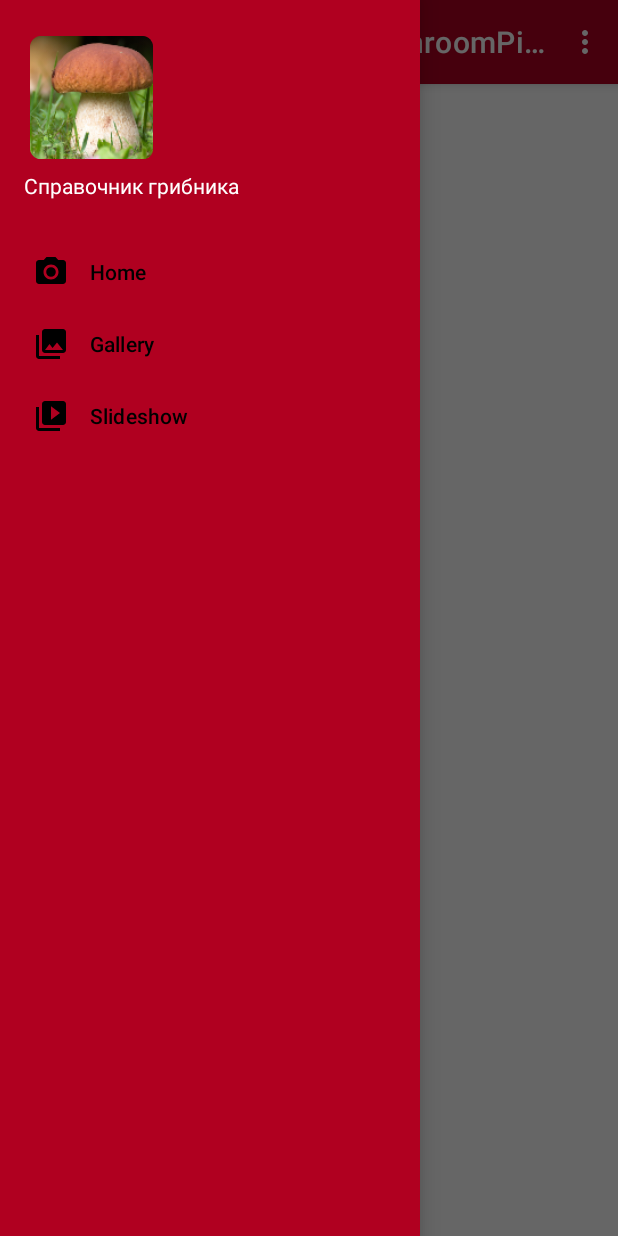
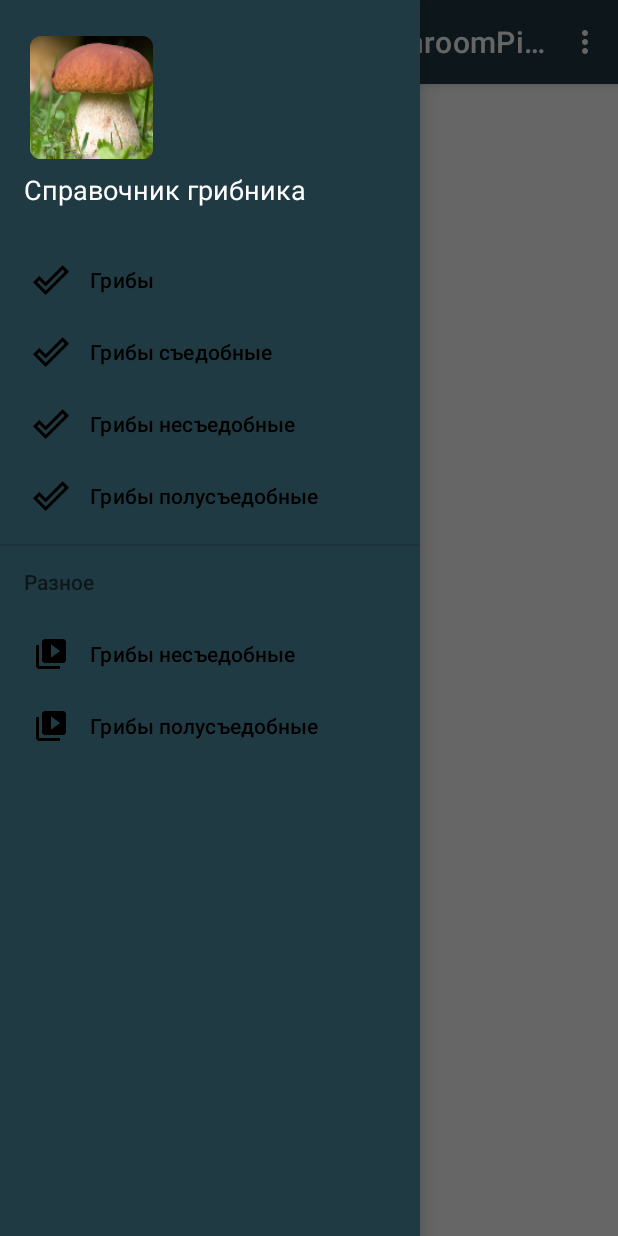
Before and after one commit to MikhailEA/HandbookForTheMushroomPicker, an Android app: the screen it shows after launch (MainActivity), with the side drawer open, on a phone screen of 412 x 824 dp. Run offline under Robolectric (Android 15) with nearby library versions, the phone set to English and light mode, and no system bars.

Commit message:
Изменение фона, добавление картинок в меню

```diff
--- /dev/null
+++ b/app/src/main/res/drawable/ic_mushroom_clip_art.xml
@@ -0,0 +1,5 @@
+<vector android:height="24dp" android:tint="#5F4C4C"
+    android:viewportHeight="24" android:viewportWidth="24"
+    android:width="24dp" xmlns:android="http://schemas.android.com/apk/res/android">
+    <path android:fillColor="@android:color/white" android:pathData="M19.77,5.03l1.4,1.4L8.43,19.17l-5.6,-5.6 1.4,-1.4 4.2,4.2L19.77,5.03m0,-2.83L8.43,13.54l-4.2,-4.2L0,13.57 8.43,22 24,6.43 19.77,2.2z"/>
+</vector>
--- a/app/src/main/res/layout/activity_main.xml
+++ b/app/src/main/res/layout/activity_main.xml
@@ -20,7 +20,7 @@
         android:layout_height="match_parent"
         android:layout_gravity="start"
         android:fitsSystemWindows="true"
-        android:background="?attr/colorError"
+        android:background="@color/backgroundColor"
         app:headerLayout="@layout/nav_header_main"
         app:menu="@menu/activity_main_drawer" />
 </androidx.drawerlayout.widget.DrawerLayout>
--- a/app/src/main/res/layout/app_bar_main.xml
+++ b/app/src/main/res/layout/app_bar_main.xml
@@ -15,7 +15,7 @@
             android:id="@+id/toolbar"
             android:layout_width="match_parent"
             android:layout_height="?attr/actionBarSize"
-            android:background="?attr/colorError"
+            android:background="@color/backgroundColor"
             app:popupTheme="@style/Theme.HandbookForTheMushroomPicker.PopupOverlay" />
 
     </com.google.android.material.appbar.AppBarLayout>
--- a/app/src/main/res/layout/nav_header_main.xml
+++ b/app/src/main/res/layout/nav_header_main.xml
@@ -3,7 +3,7 @@
     xmlns:app="http://schemas.android.com/apk/res-auto"
     android:layout_width="match_parent"
     android:layout_height="wrap_content"
-    android:background="?attr/colorError"
+    android:background="@color/backgroundColor"
     android:gravity="bottom"
     android:orientation="vertical"
     android:paddingLeft="@dimen/activity_horizontal_margin"
@@ -25,6 +25,7 @@
         android:layout_height="wrap_content"
         android:paddingTop="@dimen/nav_header_vertical_spacing"
         android:text="@string/nav_header_title"
+        android:textSize="18sp"
         android:textColor="@color/design_default_color_background" />
 
 </LinearLayout>
--- a/app/src/main/res/menu/activity_main_drawer.xml
+++ b/app/src/main/res/menu/activity_main_drawer.xml
@@ -6,15 +6,35 @@
     <group android:checkableBehavior="single">
         <item
             android:id="@+id/nav_home"
-            android:icon="@drawable/ic_menu_camera"
-            android:title="@string/menu_home" />
+            android:icon="@drawable/ic_mushroom_clip_art"
+            android:title="@string/menu_home"
+            />
         <item
             android:id="@+id/nav_gallery"
-            android:icon="@drawable/ic_menu_gallery"
+            android:icon="@drawable/ic_mushroom_clip_art"
             android:title="@string/menu_gallery" />
         <item
             android:id="@+id/nav_slideshow"
-            android:icon="@drawable/ic_menu_slideshow"
+            android:icon="@drawable/ic_mushroom_clip_art"
             android:title="@string/menu_slideshow" />
+        <item
+            android:id="@+id/nav_slideshow2"
+            android:icon="@drawable/ic_mushroom_clip_art"
+            android:title="@string/menu_slideshow2" />
+
+        <item android:title="Разное">
+            <menu>
+                <item
+                    android:id="@+id/nav_slideshow3"
+                    android:icon="@drawable/ic_menu_slideshow"
+                    android:title="@string/menu_slideshow" />
+                <item
+                    android:id="@+id/nav_slideshow4"
+                    android:icon="@drawable/ic_menu_slideshow"
+                    android:title="@string/menu_slideshow2" />
+            </menu>
+        </item>
+
+
     </group>
 </menu>
--- a/app/src/main/res/menu/main.xml
+++ b/app/src/main/res/menu/main.xml
@@ -1,9 +1,16 @@
 <?xml version="1.0" encoding="utf-8"?>
 <menu xmlns:android="http://schemas.android.com/apk/res/android"
-    xmlns:app="http://schemas.android.com/apk/res-auto">
+    xmlns:app="http://schemas.android.com/apk/res-auto"
+    app:popupTheme="@style/Theme.HandbookForTheMushroomPicker.PopupOverlay"
+    android:background="?attr/colorError">
+
+
+
+
     <item
         android:id="@+id/action_settings"
         android:orderInCategory="100"
         android:title="@string/action_settings"
-        app:showAsAction="never" />
+        app:showAsAction="never"
+        />
 </menu>
--- a/app/src/main/res/values/colors.xml
+++ b/app/src/main/res/values/colors.xml
@@ -1,13 +1,13 @@
 <?xml version="1.0" encoding="utf-8"?>
 <resources>
-    <color name="purple_200">#FF018786</color>
-    <color name="purple_500">#FF018786</color>
-    <color name="purple_700">#FF018786</color>
-    <color name="teal_200">#FF03DAC5</color>
-    <color name="teal_700">#FF018786</color>
+    <color name="purple_200">#203A43</color>
+    <color name="purple_500">#203A43</color>
+    <color name="purple_700">#203A43</color>
+    <color name="teal_200">#203A43</color>
+    <color name="teal_700">#203A43</color>
     <color name="black">#FF000000</color>
     <color name="white">#FFFFFFFF</color>
-    <color name="signature_text"></color>
-    <color name="hat_background"></color>
+    <color name="textColor">#FF000000</color>
+    <color name="backgroundColor">#203A43</color>
 
 </resources>
--- a/app/src/main/res/values/strings.xml
+++ b/app/src/main/res/values/strings.xml
@@ -7,9 +7,13 @@
     <string name="nav_header_desc">Navigation header</string>
     <string name="action_settings">Settings</string>
 
-    <string name="menu_home">Home</string>
-    <string name="menu_gallery">Gallery</string>
-    <string name="menu_slideshow">Slideshow</string>
+    <string name="menu_home">Грибы</string>
+    <string name="menu_gallery">Грибы съедобные</string>
+    <string name="menu_slideshow">Грибы несъедобные</string>
+    <string name="menu_slideshow2">Грибы полусъедобные</string>
+    <string name="menu_slideshow3">Грибные истории</string>
+    <string name="menu_slideshow4">Видео</string>
+
 
     <string name="button_pressed">Нажата кнопка</string>
 </resources>
```
